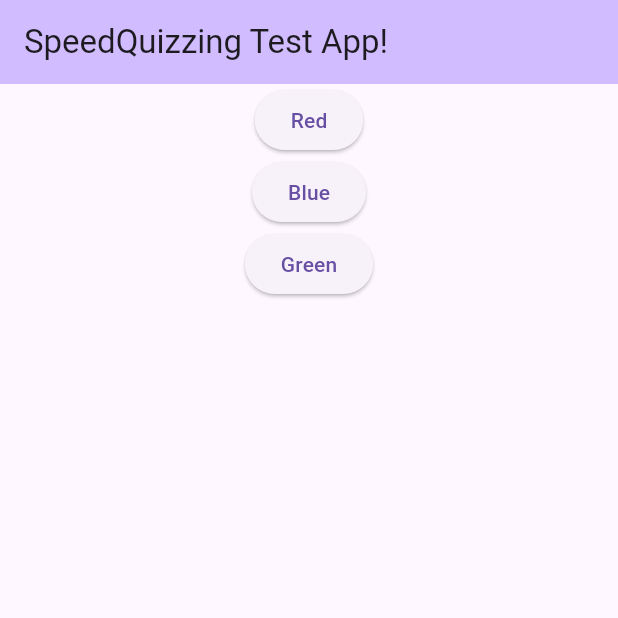
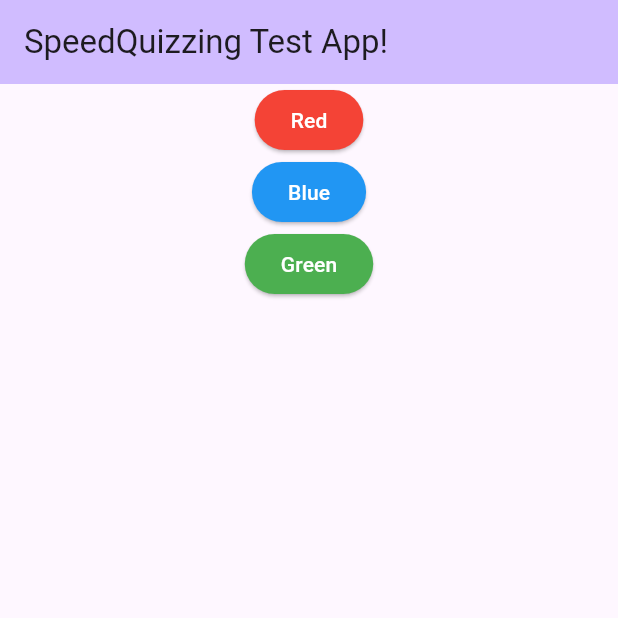
Before and after one commit to louis-emmerson/Speedquizzing_test_repo, a Flutter app: the screen it shows after launch, after a tap on "Red", on a phone screen of 412 x 824 dp, the top half of it. Run offline on Flutter 3.47's test engine with Material 3 defaults, Android fonts, the phone set to English and light mode, and no system bars; network calls fail.

Commit message:
send color to server

```diff
--- a/sq_test_app/lib/main.dart
+++ b/sq_test_app/lib/main.dart
@@ -1,5 +1,6 @@
 import 'package:flutter/material.dart';
 import 'package:web_socket_channel/web_socket_channel.dart';
+import 'dart:convert';
 
 void main() {
   runApp(const MyApp());
@@ -29,6 +30,8 @@ class MyHomePage extends StatefulWidget {
 class _MyHomePageState extends State<MyHomePage> {
   late WebSocketChannel channel;
 
+  final msgTextController = TextEditingController();
+
   @override
   void initState() {
     super.initState();
@@ -52,8 +55,13 @@ class _MyHomePageState extends State<MyHomePage> {
   }
 
   void _updateColor(String color) {
-    channel.sink.add(color);
-    print('Sent color: $color');
+    final jsonData = jsonEncode({"color": color});
+    channel.sink.add(jsonData);
+  }
+
+  void _sendTextMsg(String msg) {
+    final msgData = jsonEncode({"message": msg});
+    channel.sink.add(msgData);
   }
 
   @override
@@ -74,16 +82,28 @@ class _MyHomePageState extends State<MyHomePage> {
           mainAxisAlignment: MainAxisAlignment.start,
           children: [
             ElevatedButton(
+              style: ElevatedButton.styleFrom(backgroundColor: Colors.red),
               onPressed: () => _updateColor("red"),
-              child: const Text("Red"),
+              child: const Text(
+                "Red",
+                style: TextStyle(color: Colors.white),
+              ),
             ),
             ElevatedButton(
+              style: ElevatedButton.styleFrom(backgroundColor: Colors.blue),
               onPressed: () => _updateColor("blue"),
-              child: const Text("Blue"),
+              child: const Text(
+                "Blue",
+                style: TextStyle(color: Colors.white),
+              ),
             ),
             ElevatedButton(
+              style: ElevatedButton.styleFrom(backgroundColor: Colors.green),
               onPressed: () => _updateColor("green"),
-              child: const Text("Green"),
+              child: const Text(
+                "Green",
+                style: TextStyle(color: Colors.white),
+              ),
             ),
           ],
         ),
--- a/sq_test_app/pubspec.yaml
+++ b/sq_test_app/pubspec.yaml
@@ -37,6 +37,7 @@ dependencies:
   # Use with the CupertinoIcons class for iOS style icons.
   cupertino_icons: ^1.0.2
   web_socket_channel: ^3.0.2
+  convert: ^3.1.2
 
 dev_dependencies:
   flutter_test:
```
Also changed, not shown: sq_test_app/pubspec.lock, 2 other files.
